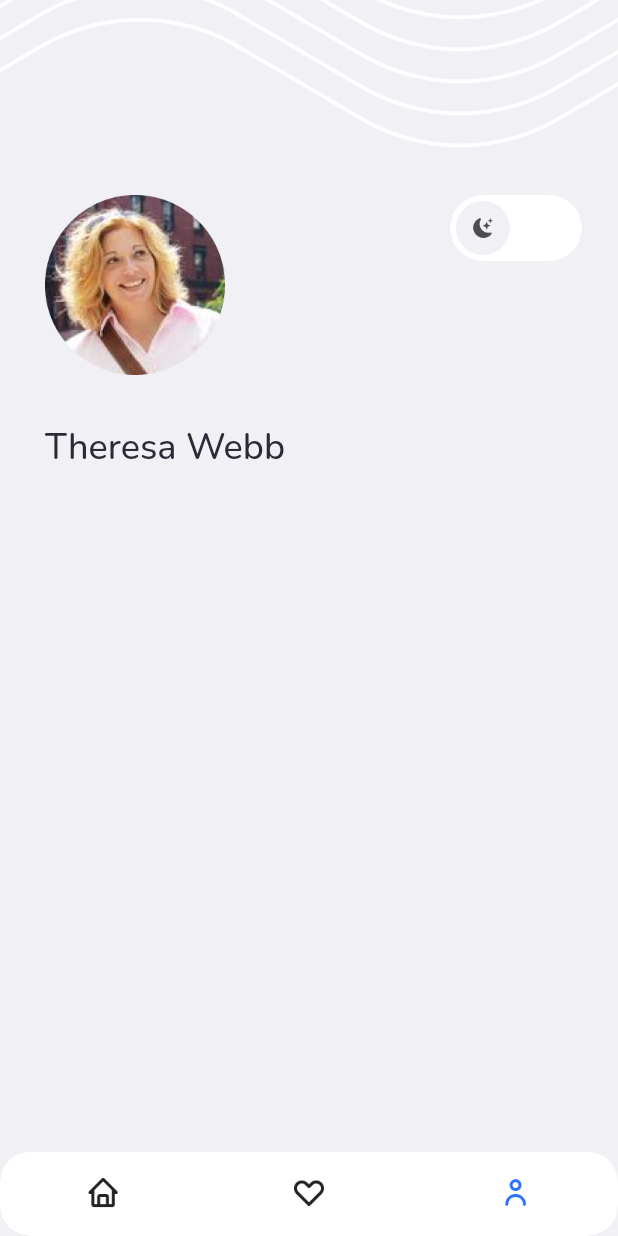
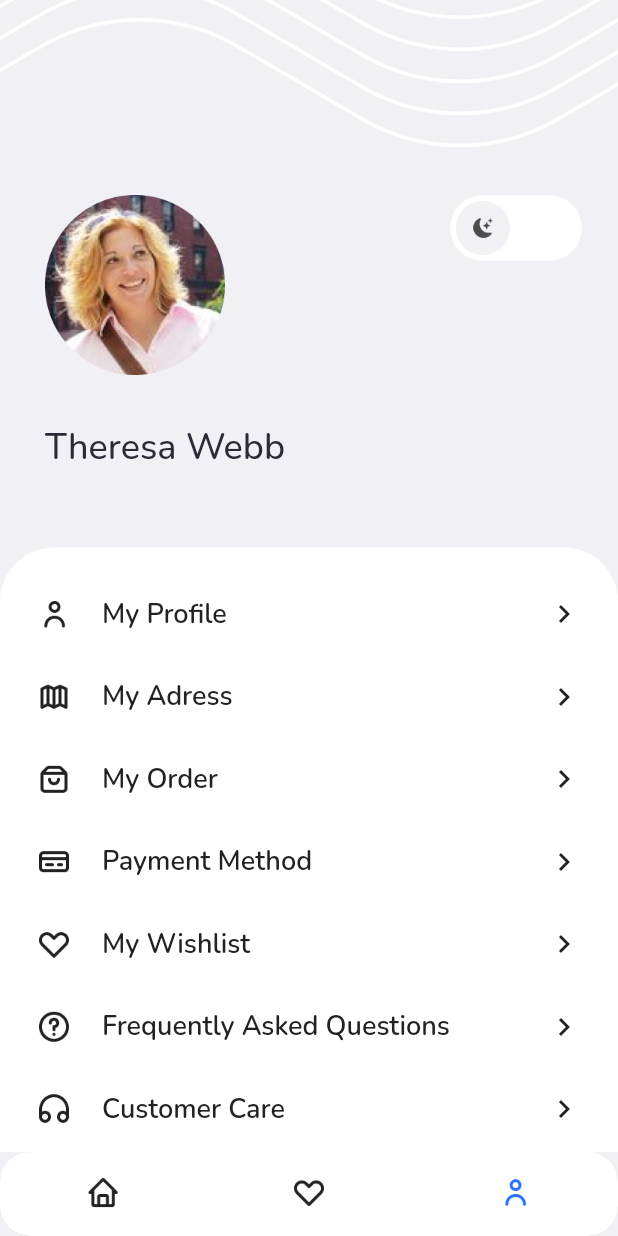
Before and after one commit to dyavas21/furniture_app, a Flutter app: the ProfilePage screen opened by its route, on a phone screen of 412 x 824 dp. Run offline on Flutter 3.47's test engine with Material 2 defaults, Android fonts, the phone set to English and light mode, and no system bars; our stand-ins replace carousel_slider, fluttertoast, google_fonts, shimmer.

Commit message:
profilepage2

```diff
--- a/lib/pages/profile_page.dart
+++ b/lib/pages/profile_page.dart
@@ -1,17 +1,31 @@
+import 'dart:async';
+
 import 'package:flutter/material.dart';
 import 'package:furniture_app/theme.dart';
+import 'package:furniture_app/widgets/profile_menu_item.dart';
 
-class ProfilePage extends StatelessWidget {
+class ProfilePage extends StatefulWidget {
+  @override
+  State<ProfilePage> createState() => _ProfilePageState();
+}
+
+class _ProfilePageState extends State<ProfilePage> {
+  bool isLightMode = true;
+  double opacity = 1;
+
   @override
   Widget build(BuildContext context) {
-    return Scaffold(
-      backgroundColor: kWhiteGreyColor,
+    return AnimatedOpacity(
+      duration: Duration(milliseconds: 400),
+      opacity: opacity,
+      child: Scaffold(
+        backgroundColor: isLightMode ? kWhiteGreyColor : Color(0xff1F1D2B),
         bottomNavigationBar: ClipRRect(
           borderRadius: BorderRadius.circular(20),
           child: BottomNavigationBar(
             showSelectedLabels: false,
             showUnselectedLabels: false,
-          backgroundColor: kWhiteColor,
+            backgroundColor: isLightMode ? kWhiteColor : kDarkBackgroundColor,
             onTap: (value) {
               if (value == 0) {
                 Navigator.pushNamed(context, '/home');
@@ -24,6 +38,7 @@ class ProfilePage extends StatelessWidget {
                 icon: Image.asset(
                   'assets/icon_home.png',
                   width: 24,
+                  color: isLightMode ? kBlackColor : kWhiteColor,
                 ),
                 label: 'home',
               ),
@@ -31,6 +46,7 @@ class ProfilePage extends StatelessWidget {
                 icon: Image.asset(
                   'assets/icon_heart.png',
                   width: 24,
+                  color: isLightMode ? kBlackColor : kWhiteColor,
                 ),
                 label: 'wishlist',
               ),
@@ -49,6 +65,7 @@ class ProfilePage extends StatelessWidget {
           children: [
             Image.asset(
               'assets/image_background.png',
+              color: isLightMode ? null : Color(0xffD8D8D8),
             ),
             ListView(
               children: [
@@ -76,35 +93,110 @@ class ProfilePage extends StatelessWidget {
                           ),
                           Text(
                             'Theresa Webb',
-                          style: blackTextStyle.copyWith(
+                            style: isLightMode
+                                ? blackTextStyle.copyWith(
+                                    fontSize: 24,
+                                    fontWeight: medium,
+                                  )
+                                : whiteTextStyle.copyWith(
                                     fontSize: 24,
                                     fontWeight: medium,
                                   ),
                           ),
                         ],
                       ),
-                    Container(
+                      GestureDetector(
+                        onTap: () {
+                          setState(() {
+                            isLightMode = !isLightMode;
+                            opacity = 0;
+                          });
+
+                          Timer(Duration(milliseconds: 400), () {
+                            setState(() {
+                              opacity = 1;
+                            });
+                          });
+                        },
+                        child: Container(
                           width: 88,
                           height: 44,
                           padding: EdgeInsets.all(4),
                           decoration: BoxDecoration(
                             borderRadius: BorderRadius.circular(100),
-                        color: kWhiteColor,
+                            color: isLightMode
+                                ? kWhiteColor
+                                : kDarkBackgroundColor,
                           ),
-                      child: Align(
-                        alignment: Alignment.centerLeft,
-                        child: Image.asset(
+                          child: AnimatedAlign(
+                            duration: Duration(milliseconds: 400),
+                            alignment: isLightMode
+                                ? Alignment.centerLeft
+                                : Alignment.centerRight,
+                            child: isLightMode
+                                ? Image.asset(
                                     'assets/icon_switch_light.png',
+                                  )
+                                : Image.asset('assets/icon_switch_dark.png'),
                           ),
                         ),
                       ),
                     ],
                   ),
                 ),
+                Container(
+                    margin: EdgeInsets.only(top: 50),
+                    padding: EdgeInsets.symmetric(horizontal: 24, vertical: 32),
+                    decoration: BoxDecoration(
+                      borderRadius: BorderRadius.vertical(
+                        top: Radius.circular(36),
+                      ),
+                      color: isLightMode ? kWhiteColor : kDarkBackgroundColor,
+                    ),
+                    child: Column(
+                      children: [
+                        ProfileMenuItem(
+                          iconUrl: 'assets/icon_person.png',
+                          title: 'My Profile',
+                          isLightmode: isLightMode,
+                        ),
+                        ProfileMenuItem(
+                          iconUrl: 'assets/icon_map.png',
+                          title: 'My Adress',
+                          isLightmode: isLightMode,
+                        ),
+                        ProfileMenuItem(
+                          iconUrl: 'assets/icon_shopping_bag.png',
+                          title: 'My Order',
+                          isLightmode: isLightMode,
+                        ),
+                        ProfileMenuItem(
+                          iconUrl: 'assets/icon_credit_card.png',
+                          title: 'Payment Method',
+                          isLightmode: isLightMode,
+                        ),
+                        ProfileMenuItem(
+                          iconUrl: 'assets/icon_heart.png',
+                          title: 'My Wishlist',
+                          isLightmode: isLightMode,
+                        ),
+                        ProfileMenuItem(
+                          iconUrl: 'assets/icon_question_mark_circle.png',
+                          title: 'Frequently Asked Questions',
+                          isLightmode: isLightMode,
+                        ),
+                        ProfileMenuItem(
+                          iconUrl: 'assets/icon_headphones.png',
+                          title: 'Customer Care',
+                          isLightmode: isLightMode,
+                        ),
+                      ],
+                    )),
               ],
             )
           ],
         ),
+      ),
     );
   }
 }
--- a/lib/theme.dart
+++ b/lib/theme.dart
@@ -10,6 +10,7 @@ Color kWhiteColor = Color(0xffFFFFFF);
 Color kRedColor = Color(0xffFF314A);
 Color kYellowColor = Color(0xffFFBA00);
 Color kBlueColor = Color(0xff2972FF);
+Color kDarkBackgroundColor = Color(0xff252836);
 
 TextStyle blackTextStyle = GoogleFonts.nunito(
   color: kBlackAccentColor,
--- /dev/null
+++ b/lib/widgets/profile_menu_item.dart
@@ -0,0 +1,46 @@
+import 'package:flutter/material.dart';
+import 'package:furniture_app/theme.dart';
+
+class ProfileMenuItem extends StatelessWidget {
+  String? title;
+  String? iconUrl;
+  bool? isLightmode;
+
+  ProfileMenuItem({
+    this.iconUrl,
+    this.title,
+    this.isLightmode,
+  });
+
+  @override
+  Widget build(BuildContext context) {
+    return Container(
+      margin: EdgeInsets.only(bottom: 30),
+      child: Row(
+        children: [
+          Image.asset(
+            iconUrl!,
+            width: 24,
+            color: isLightmode! ? kBlackColor : kWhiteColor,
+          ),
+          SizedBox(
+            width: 20,
+          ),
+          Text(
+            title!,
+            style: blackTextStyle.copyWith(
+              fontSize: 18,
+              fontWeight: semibold,
+              color: isLightmode! ? kBlackColor : kWhiteColor,
+            ),
+          ),
+          Spacer(),
+          Icon(
+            Icons.chevron_right,
+            color: isLightmode! ? kBlackColor : kGreyColor,
+          ),
+        ],
+      ),
+    );
+  }
+}
```
Lines whose indentation alone changed are shown as unchanged.
